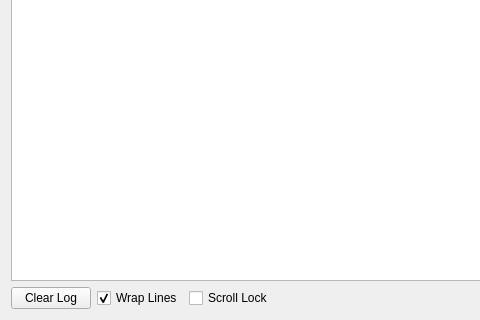
Qt form qdevicemonitor/DeviceWidget.ui (alopatindev/qdevicemonitor) before a commit; both pictures show x 0 to 480 and y 131 to 451 of the 752 by 451 pixel window.
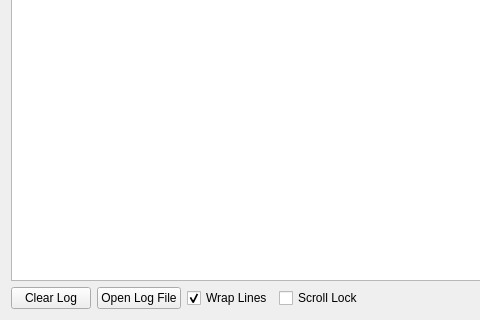
The same form after that commit.

The edit to the form file:
```diff
--- a/qdevicemonitor/DeviceWidget.ui
+++ b/qdevicemonitor/DeviceWidget.ui
@@ -67,6 +67,13 @@
        </property>
       </widget>
      </item>
+     <item>
+      <widget class="QPushButton" name="openLogFileButton">
+       <property name="text">
+        <string>Open Log File</string>
+       </property>
+      </widget>
+     </item>
      <item>
       <widget class="QCheckBox" name="wrapCheckBox">
        <property name="text">
```
